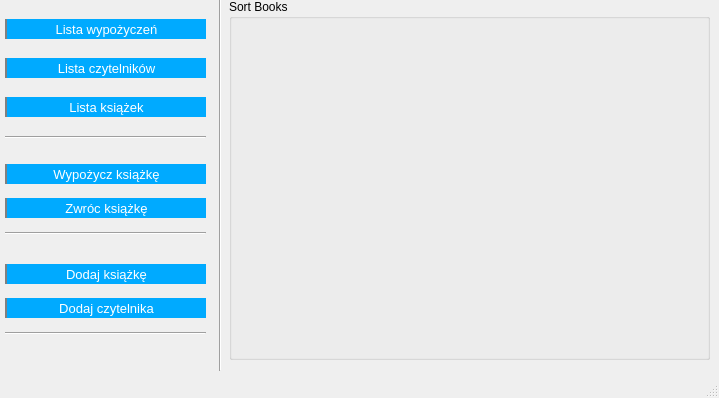
Harasz/sort_books, file Desktop_app/ui/main.ui: the form before one commit.
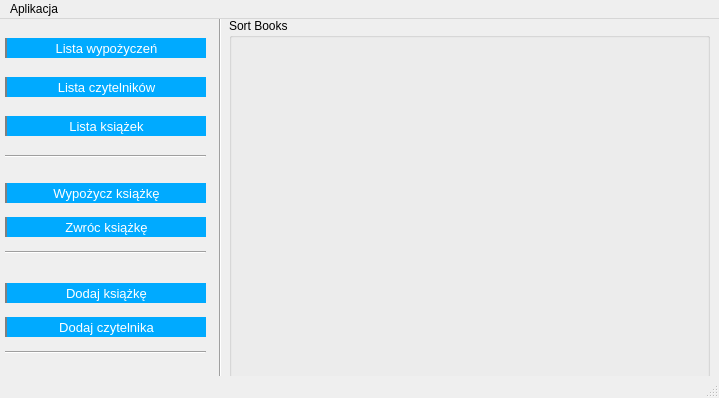
The form after the commit.

The edit to the form file:
```diff
--- a/Desktop_app/ui/main.ui
+++ b/Desktop_app/ui/main.ui
@@ -360,6 +360,14 @@
      <height>21</height>
     </rect>
    </property>
+   <widget class="QMenu" name="menuAplikacja">
+    <property name="title">
+     <string>Aplikacja</string>
+    </property>
+    <addaction name="actionJedynka"/>
+    <addaction name="separator"/>
+   </widget>
+   <addaction name="menuAplikacja"/>
   </widget>
   <widget class="QStatusBar" name="statusbar"/>
  </widget>
```
Left out of the diff: 5 changed lines with no effect on the pictures.
